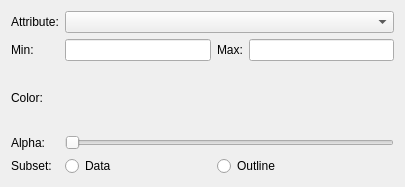
glue-viz/glue-vispy-viewers, file glue_vispy_viewers/volume/layer_style_widget.ui: the form before one commit.
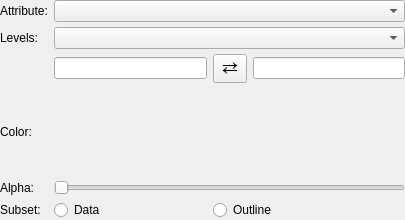
The form after the commit. Custom widgets are drawn as their Qt base class.

Commit message: Use AttributeLimitsHelper from glue for Volume layer artist and added auto-scale mode for the limits

```diff
--- a/glue_vispy_viewers/volume/layer_style_widget.ui
+++ b/glue_vispy_viewers/volume/layer_style_widget.ui
@@ -7,30 +7,20 @@
     <x>0</x>
     <y>0</y>
     <width>405</width>
-    <height>187</height>
+    <height>220</height>
    </rect>
   </property>
   <property name="windowTitle">
    <string>Form</string>
   </property>
   <layout class="QGridLayout" name="gridLayout">
-   <item row="1" column="1">
-    <widget class="QLineEdit" name="value_min"/>
-   </item>
-   <item row="1" column="2">
-    <widget class="QLabel" name="label_5">
-     <property name="text">
-      <string>Max:</string>
-     </property>
-    </widget>
-   </item>
-   <item row="1" column="3">
-    <widget class="QLineEdit" name="value_max"/>
-   </item>
-   <item row="0" column="1" colspan="3">
-    <widget class="QComboBox" name="combo_attribute"/>
-   </item>
-   <item row="2" column="1">
+   <property name="verticalSpacing">
+    <number>5</number>
+   </property>
+   <property name="margin">
+    <number>0</number>
+   </property>
+   <item row="5" column="1">
     <widget class="QColorBox" name="label_color">
      <property name="sizePolicy">
       <sizepolicy hsizetype="Preferred" vsizetype="Minimum">
@@ -43,6 +33,9 @@
      </property>
     </widget>
    </item>
+   <item row="0" column="1" colspan="3">
+    <widget class="QComboBox" name="combo_attribute"/>
+   </item>
    <item row="0" column="0">
     <widget class="QLabel" name="label">
      <property name="text">
@@ -50,7 +43,7 @@
      </property>
     </widget>
    </item>
-   <item row="2" column="0">
+   <item row="5" column="0">
     <widget class="QLabel" name="label_2">
      <property name="text">
       <string>Color:</string>
@@ -60,11 +53,11 @@
    <item row="1" column="0">
     <widget class="QLabel" name="label_3">
      <property name="text">
-      <string>Min:</string>
+      <string>Levels:</string>
      </property>
     </widget>
    </item>
-   <item row="3" column="1" colspan="3">
+   <item row="6" column="1" colspan="3">
     <widget class="QSlider" name="slider_alpha">
      <property name="maximum">
       <number>100</number>
@@ -74,34 +67,58 @@
      </property>
     </widget>
    </item>
-   <item row="3" column="0">
+   <item row="6" column="0">
     <widget class="QLabel" name="label_4">
      <property name="text">
       <string>Alpha:</string>
      </property>
     </widget>
    </item>
-   <item row="4" column="1">
+   <item row="7" column="1">
     <widget class="QRadioButton" name="radio_subset_data">
      <property name="text">
       <string>Data</string>
      </property>
     </widget>
    </item>
-   <item row="4" column="2" colspan="2">
+   <item row="7" column="2" colspan="2">
     <widget class="QRadioButton" name="radio_subset_outline">
      <property name="text">
       <string>Outline</string>
      </property>
     </widget>
    </item>
-   <item row="4" column="0">
+   <item row="7" column="0">
     <widget class="QLabel" name="label_subset_mode">
      <property name="text">
       <string>Subset:</string>
      </property>
     </widget>
    </item>
+   <item row="2" column="1">
+    <widget class="QLineEdit" name="value_min"/>
+   </item>
+   <item row="2" column="3">
+    <widget class="QLineEdit" name="value_max"/>
+   </item>
+   <item row="2" column="2">
+    <widget class="QToolButton" name="button_flip">
+     <property name="font">
+      <font>
+       <pointsize>14</pointsize>
+      </font>
+     </property>
+     <property name="styleSheet">
+      <string notr="true">padding: 0px</string>
+     </property>
+     <property name="text">
+      <string>⇄</string>
+     </property>
+    </widget>
+   </item>
+   <item row="1" column="1" colspan="3">
+    <widget class="QComboBox" name="combo_scale_mode"/>
+   </item>
   </layout>
  </widget>
  <customwidgets>
```
The commit also changes 2 other files.
